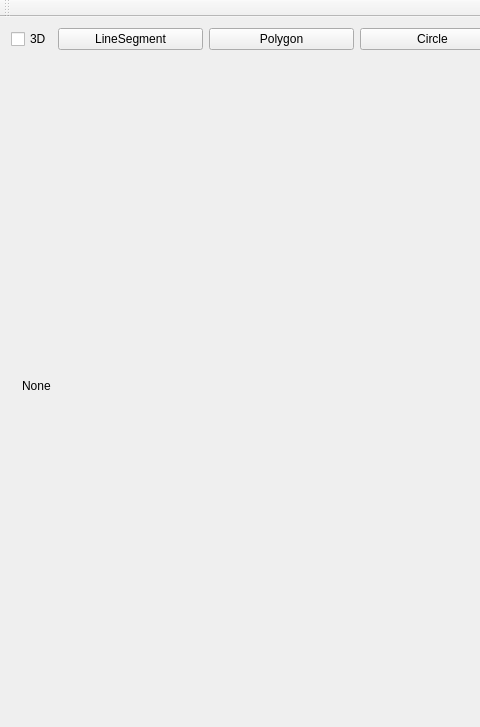
Above: mainwindow.ui from TamakiRinko/Painter before the change; both pictures show x 0 to 480 and y 0 to 727 of the 970 by 727 pixel window. Below: the same form after it.
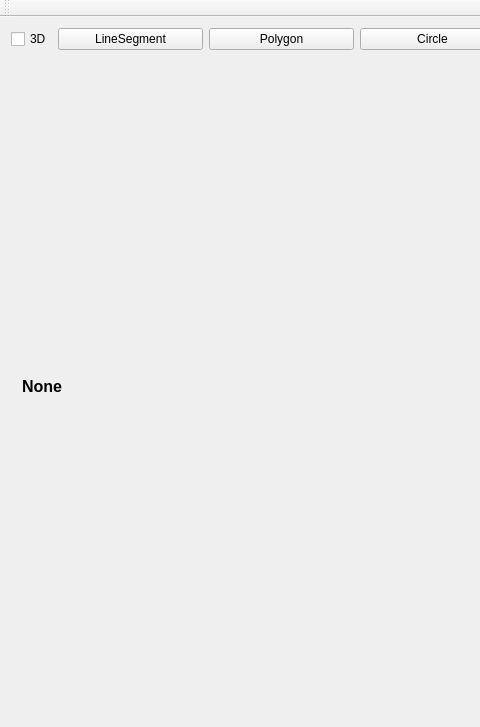
That is the form after the change.

Patch:
```diff
--- a/mainwindow.ui
+++ b/mainwindow.ui
@@ -41,6 +41,16 @@
       <layout class="QHBoxLayout" name="horizontalLayout" stretch="1,9,1,1,1">
        <item>
         <widget class="QLabel" name="ModeLabel">
+         <property name="font">
+          <font>
+           <pointsize>12</pointsize>
+           <weight>75</weight>
+           <bold>true</bold>
+          </font>
+         </property>
+         <property name="lineWidth">
+          <number>1</number>
+         </property>
          <property name="text">
           <string>None</string>
          </property>
```
